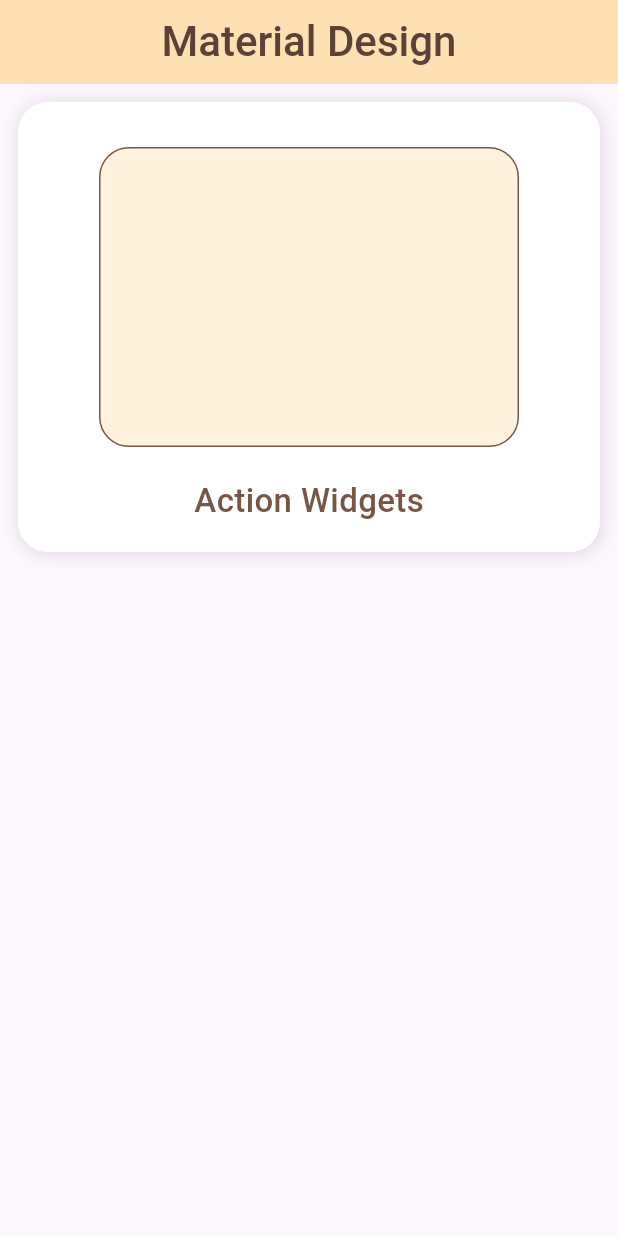
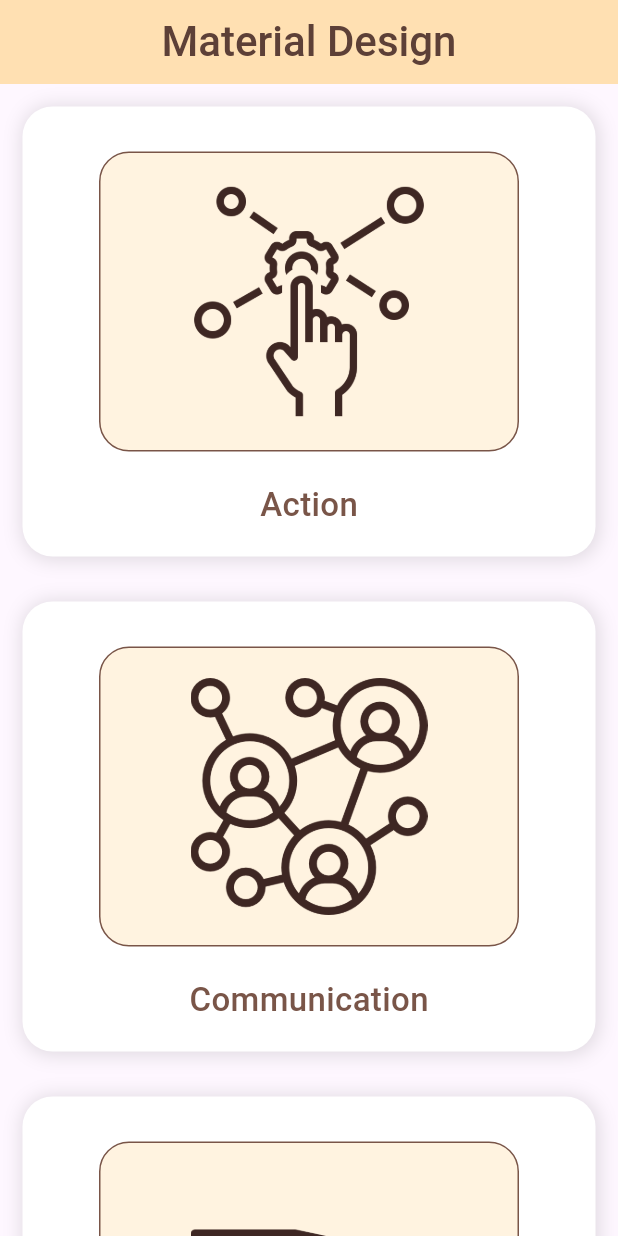
Before and after one commit to vaagmay/FlutterMaterialDesign, a Flutter app: the screen it shows after launch, on a phone screen of 412 x 824 dp. Run offline on Flutter 3.47's test engine with Material 3 defaults, Android fonts, the phone set to English and light mode, and no system bars; our stand-ins replace carousel_slider.

Commit message:
Second Commit

```diff
--- a/lib/material_design.dart
+++ b/lib/material_design.dart
@@ -1,4 +1,6 @@
+import 'package:carousel_slider/carousel_slider.dart';
 import 'package:flutter/material.dart';
+import 'package:material_design/widgets_list.dart';
 
 class MaterialDesign extends StatefulWidget {
   const MaterialDesign({super.key});
@@ -23,7 +25,15 @@ class _MaterialDesignState extends State<MaterialDesign> {
         centerTitle: true,
         backgroundColor: Colors.orange[100],
       ),
-      body: displayComponent(imagePath: "", text: ""),
+      body: ListView.builder(
+        itemCount: widgetsList.length,
+        itemBuilder: (context, index) {
+          return displayComponent(
+            imagePath: widgetsList[index]['imagePath'],
+            text: widgetsList[index]['widget_name'],
+          );
+        },
+      ),
     );
   }
 
@@ -31,7 +41,7 @@ class _MaterialDesignState extends State<MaterialDesign> {
     return Container(
       height: 300,
       width: 390,
-      margin: EdgeInsets.all(12),
+      margin: EdgeInsets.all(15),
       decoration: BoxDecoration(
         color: Colors.white,
         borderRadius: BorderRadius.circular(20),
@@ -55,10 +65,15 @@ class _MaterialDesignState extends State<MaterialDesign> {
               border: Border.all(color: Colors.brown),
               borderRadius: BorderRadius.circular(20),
             ),
+            padding: EdgeInsets.all(20),
+            child: Image.asset(
+              imagePath,
+              color: Colors.brown.shade900,
+            ),
           ),
           SizedBox(height: 20),
           Text(
-            "Action Widgets",
+            text,
             style: TextStyle(
               color: Colors.brown,
               fontSize: 22,
--- /dev/null
+++ b/lib/widgets_list.dart
@@ -0,0 +1,32 @@
+List<Map<String, dynamic>> widgetsList = [
+  {
+    "imagePath": "assets/images/action.png",
+    "widget_name": "Action",
+    "widget": "",
+  },
+  {
+    "imagePath": "assets/images/communication.png",
+    "widget_name": "Communication",
+    "widget": "",
+  },
+  {
+    "imagePath": "assets/images/containment.png",
+    "widget_name": "Containment",
+    "widget": "",
+  },
+  {
+    "imagePath": "assets/images/navigation.png",
+    "widget_name": "Navigation",
+    "widget": "",
+  },
+  {
+    "imagePath": "assets/images/selection.png",
+    "widget_name": "Selection",
+    "widget": "",
+  },
+  {
+    "imagePath": "assets/images/textInput.png",
+    "widget_name": "Text Inputs",
+    "widget": "",
+  },
+];
```
Also changed, not shown: pubspec.yaml (+5 -7 lines), assets/images/action.png (added), assets/images/communication.png (added), assets/images/containment.png (added), assets/images/navigation.png (added), assets/images/selection.png (added), assets/images/textInput.png (added), pubspec.lock.
